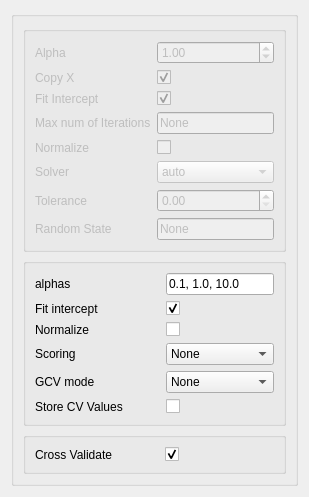
This is ui/Ridge.ui in tisaconundrum2/PySAT-GUI as Qt 5 draws it before an edit. The edited form follows.
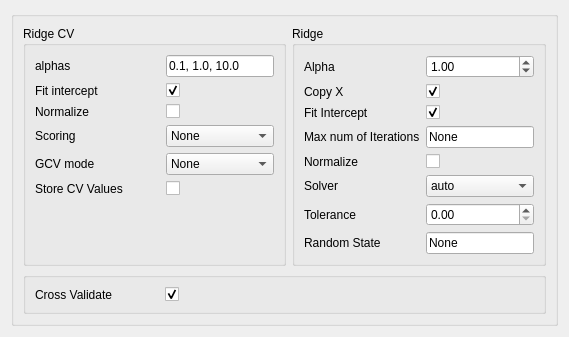
This is the edited form.

Commit message: UI Side: Change way params are shown

Diff of the .ui file:
```diff
--- a/ui/Ridge.ui
+++ b/ui/Ridge.ui
@@ -11,14 +11,136 @@
   <property name="windowTitle">
    <string>Form</string>
   </property>
-  <layout class="QVBoxLayout">
+  <layout class="QVBoxLayout" name="verticalLayout_2">
    <item>
-    <widget class="QGroupBox" name="groupbox">
+    <widget class="QGroupBox" name="">
      <layout class="QVBoxLayout" name="verticalLayout">
       <item>
+       <layout class="QHBoxLayout" name="horizontalLayout">
+        <item>
+         <widget class="QGroupBox" name="formGroupBox_CV">
+          <property name="title">
+           <string>Ridge CV</string>
+          </property>
+          <layout class="QFormLayout" name="formLayout_6">
+           <property name="fieldGrowthPolicy">
+            <enum>QFormLayout::AllNonFixedFieldsGrow</enum>
+           </property>
+           <item row="0" column="0">
+            <widget class="QLabel" name="alphasLabel_cv">
+             <property name="text">
+              <string>alphas</string>
+             </property>
+            </widget>
+           </item>
+           <item row="0" column="1">
+            <widget class="QLineEdit" name="alphasLineEdit_cv">
+             <property name="text">
+              <string>0.1, 1.0, 10.0</string>
+             </property>
+            </widget>
+           </item>
+           <item row="1" column="0">
+            <widget class="QLabel" name="fitInterceptLabel_cv">
+             <property name="text">
+              <string>Fit intercept </string>
+             </property>
+            </widget>
+           </item>
+           <item row="1" column="1">
+            <widget class="QCheckBox" name="fitInterceptCheckBox_cv">
+             <property name="checked">
+              <bool>true</bool>
+             </property>
+            </widget>
+           </item>
+           <item row="2" column="0">
+            <widget class="QLabel" name="normalizeLabel_cv">
+             <property name="text">
+              <string>Normalize </string>
+             </property>
+            </widget>
+           </item>
+           <item row="2" column="1">
+            <widget class="QCheckBox" name="normalizeCheckBox_cv"/>
+           </item>
+           <item row="3" column="0">
+            <widget class="QLabel" name="scoringLabel_cv">
+             <property name="text">
+              <string>Scoring</string>
+             </property>
+            </widget>
+           </item>
+           <item row="3" column="1">
+            <widget class="QComboBox" name="scoringComboBox_cv">
+             <item>
+              <property name="text">
+               <string>None</string>
+              </property>
+             </item>
+             <item>
+              <property name="text">
+               <string>string</string>
+              </property>
+             </item>
+             <item>
+              <property name="text">
+               <string>callable</string>
+              </property>
+             </item>
+            </widget>
+           </item>
+           <item row="4" column="0">
+            <widget class="QLabel" name="gCVModeLabel_cv">
+             <property name="text">
+              <string>GCV mode</string>
+             </property>
+            </widget>
+           </item>
+           <item row="4" column="1">
+            <widget class="QComboBox" name="gCVModeComboBox_cv">
+             <item>
+              <property name="text">
+               <string>None</string>
+              </property>
+             </item>
+             <item>
+              <property name="text">
+               <string>auto</string>
+              </property>
+             </item>
+             <item>
+              <property name="text">
+               <string>svd</string>
+              </property>
+             </item>
+             <item>
+              <property name="text">
+               <string>eigen</string>
+              </property>
+             </item>
+            </widget>
+           </item>
+           <item row="5" column="0">
+            <widget class="QLabel" name="storeCVValuesLabel_cv">
+             <property name="text">
+              <string>Store CV Values           </string>
+             </property>
+            </widget>
+           </item>
+           <item row="5" column="1">
+            <widget class="QCheckBox" name="storeCVValuesCheckBox_cv"/>
+           </item>
+          </layout>
+         </widget>
+        </item>
+        <item>
        <widget class="QGroupBox" name="formGroupBox">
         <property name="enabled">
-         <bool>false</bool>
+           <bool>true</bool>
+          </property>
+          <property name="title">
+           <string>Ridge</string>
         </property>
         <layout class="QFormLayout" name="formLayout_2">
          <property name="fieldGrowthPolicy">
@@ -158,119 +280,7 @@
         </layout>
        </widget>
       </item>
-      <item>
-       <widget class="QGroupBox" name="formGroupBox_CV">
-        <layout class="QFormLayout" name="formLayout_6">
-         <property name="fieldGrowthPolicy">
-          <enum>QFormLayout::AllNonFixedFieldsGrow</enum>
-         </property>
-         <item row="0" column="0">
-          <widget class="QLabel" name="alphasLabel_cv">
-           <property name="text">
-            <string>alphas</string>
-           </property>
-          </widget>
-         </item>
-         <item row="0" column="1">
-          <widget class="QLineEdit" name="alphasLineEdit_cv">
-           <property name="text">
-            <string>0.1, 1.0, 10.0</string>
-           </property>
-          </widget>
-         </item>
-         <item row="1" column="0">
-          <widget class="QLabel" name="fitInterceptLabel_cv">
-           <property name="text">
-            <string>Fit intercept </string>
-           </property>
-          </widget>
-         </item>
-         <item row="1" column="1">
-          <widget class="QCheckBox" name="fitInterceptCheckBox_cv">
-           <property name="checked">
-            <bool>true</bool>
-           </property>
-          </widget>
-         </item>
-         <item row="2" column="0">
-          <widget class="QLabel" name="normalizeLabel_cv">
-           <property name="text">
-            <string>Normalize </string>
-           </property>
-          </widget>
-         </item>
-         <item row="2" column="1">
-          <widget class="QCheckBox" name="normalizeCheckBox_cv"/>
-         </item>
-         <item row="3" column="0">
-          <widget class="QLabel" name="scoringLabel_cv">
-           <property name="text">
-            <string>Scoring</string>
-           </property>
-          </widget>
-         </item>
-         <item row="3" column="1">
-          <widget class="QComboBox" name="scoringComboBox_cv">
-           <item>
-            <property name="text">
-             <string>None</string>
-            </property>
-           </item>
-           <item>
-            <property name="text">
-             <string>string</string>
-            </property>
-           </item>
-           <item>
-            <property name="text">
-             <string>callable</string>
-            </property>
-           </item>
-          </widget>
-         </item>
-         <item row="4" column="0">
-          <widget class="QLabel" name="gCVModeLabel_cv">
-           <property name="text">
-            <string>GCV mode</string>
-           </property>
-          </widget>
-         </item>
-         <item row="4" column="1">
-          <widget class="QComboBox" name="gCVModeComboBox_cv">
-           <item>
-            <property name="text">
-             <string>None</string>
-            </property>
-           </item>
-           <item>
-            <property name="text">
-             <string>auto</string>
-            </property>
-           </item>
-           <item>
-            <property name="text">
-             <string>svd</string>
-            </property>
-           </item>
-           <item>
-            <property name="text">
-             <string>eigen</string>
-            </property>
-           </item>
-          </widget>
-         </item>
-         <item row="5" column="0">
-          <widget class="QLabel" name="storeCVValuesLabel_cv">
-           <property name="text">
-            <string>Store CV Values           </string>
-           </property>
-          </widget>
-         </item>
-         <item row="5" column="1">
-          <widget class="QCheckBox" name="storeCVValuesCheckBox_cv"/>
-         </item>
-        </layout>
-       </widget>
+       </layout>
       </item>
       <item>
        <widget class="QGroupBox" name="formGroupBox_2">
```
Left out of the diff: 41 changed lines with no effect on the pictures. Lines whose indentation alone changed are shown as unchanged.
